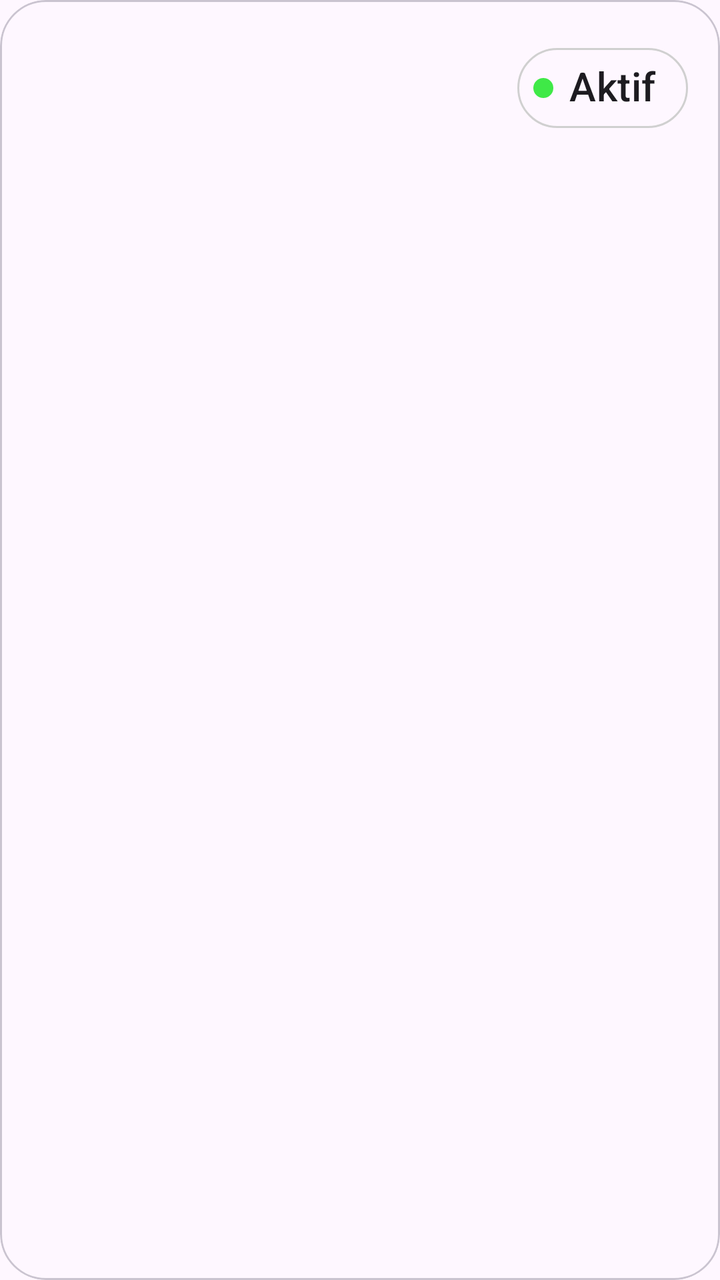
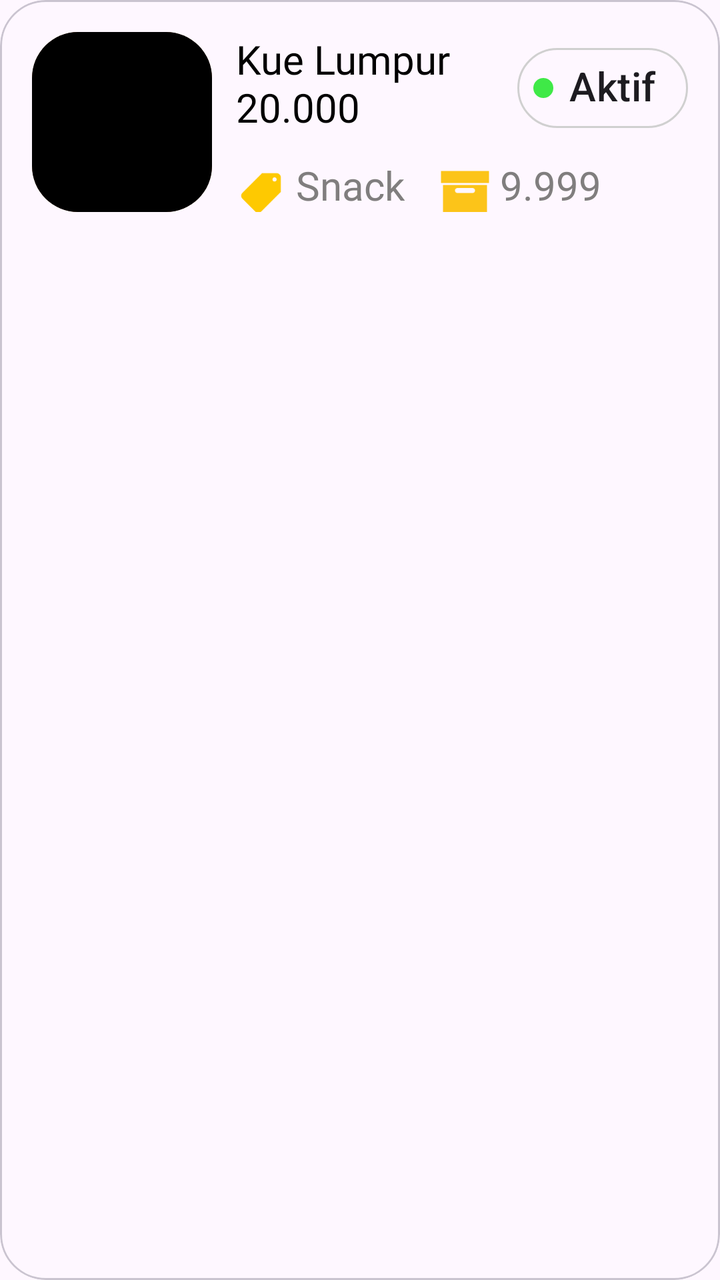

An Android layout rendered at two revisions. The XML below is the earlier revision; the diff shows what the commit changed to produce the second picture.
<!-- AndroidManifest.xml: application theme Theme.ProjekPenjualanHilmi -->
<!-- res/layout/layout_item_produk.xml -->
<?xml version="1.0" encoding="utf-8"?>
<com.google.android.material.card.MaterialCardView xmlns:android="http://schemas.android.com/apk/res/android"
    android:layout_width="match_parent"
    android:layout_height="wrap_content"
    xmlns:app="http://schemas.android.com/apk/res-auto"
    xmlns:tools="http://schemas.android.com/tools"
    android:layout_marginStart="30dp"
    app:cardCornerRadius="23dp"
    android:layout_marginEnd="30dp"
    android:layout_marginVertical="6dp">

    <androidx.constraintlayout.widget.ConstraintLayout
        android:layout_width="match_parent"
        android:layout_height="wrap_content"
        android:padding="16dp">

        <com.google.android.material.chip.Chip
            android:id="@+id/chipAktif"
            android:layout_width="wrap_content"
            android:layout_height="56dp"
            android:text="Aktif"
            app:layout_constraintTop_toTopOf="parent"
            app:layout_constraintBottom_toBottomOf="parent"
            app:layout_constraintEnd_toEndOf="parent"
            android:textSize="20sp"
            app:chipIcon="@drawable/lingkaran_online"
            app:chipIconSize="10dp"
            app:chipStrokeWidth="1dp"
            app:chipStrokeColor="#D0D0D0"
            app:chipCornerRadius="23dp"/>

    </androidx.constraintlayout.widget.ConstraintLayout>

</com.google.android.material.card.MaterialCardView>
<!-- resources referenced by this layout -->
<resources>
  <!-- drawable lingkaran_online (drawable) -->
  <?xml version="1.0" encoding="utf-8"?>
  <shape xmlns:android="http://schemas.android.com/apk/res/android"
      android:shape="oval">
  
      <solid android:color="#3FE947" /> <size
      android:width="100dp"
      android:height="100dp" />
  </shape>
  <style name="Theme.ProjekPenjualanHilmi" parent="Base.Theme.ProjekPenjualanHilmi" />
  <style name="Base.Theme.ProjekPenjualanHilmi" parent="Theme.Material3.Light.NoActionBar">
          
          
      </style>
</resources>

<!-- the commit's change to res/layout/layout_item_produk.xml (unified diff, before → after) -->
@@ -14,13 +14,101 @@
         android:layout_height="wrap_content"
         android:padding="16dp">
 
+        <com.google.android.material.card.MaterialCardView
+            android:layout_width="90dp"
+            app:layout_constraintStart_toStartOf="parent"
+            android:id="@+id/logoitemproduk"
+            android:layout_height="90dp"
+            app:cardCornerRadius="23dp"
+            app:layout_constraintTop_toTopOf="parent"
+            app:layout_constraintBottom_toBottomOf="parent"
+            app:strokeWidth="0dp"
+            android:backgroundTint="#b36f32">
+
+            <ImageView
+                android:layout_width="match_parent"
+                android:layout_height="match_parent"
+                android:layout_gravity="center"
+                android:background="@color/black"/>
+
+        </com.google.android.material.card.MaterialCardView>
+
+        <TextView
+            android:layout_width="140dp"
+            android:layout_height="wrap_content"
+            android:text="Kue Lumpur"
+            android:id="@+id/tvItemProduk"
+            android:textSize="20sp"
+            android:fontFamily="@font/alata"
+            android:textColor="@color/black"
+            app:layout_constraintStart_toEndOf="@id/logoitemproduk"
+            app:layout_constraintTop_toTopOf="parent"
+            android:layout_marginStart="12dp"/>
+
+        <TextView
+            android:layout_width="140dp"
+            android:layout_height="wrap_content"
+            android:text="20.000"
+            android:id="@+id/tvHargaProduk"
+            android:textSize="20sp"
+            android:fontFamily="@font/alata"
+            android:textColor="@color/black"
+            app:layout_constraintStart_toEndOf="@id/logoitemproduk"
+            app:layout_constraintTop_toTopOf="parent"
+            android:layout_marginTop="24dp"
+            android:layout_marginStart="12dp"/>
+
+
+        <ImageView
+            android:layout_width="25dp"
+            android:layout_height="25dp"
+            android:id="@+id/logoKategoriProduk"
+            android:background="@drawable/img_9"
+            app:layout_constraintStart_toEndOf="@id/logoitemproduk"
+            app:layout_constraintTop_toTopOf="@id/tvKategoriProduk"
+            android:layout_marginStart="12dp"
+            android:layout_marginTop="5dp"/>
+
+        <TextView
+            android:layout_width="60dp"
+            android:layout_height="wrap_content"
+            android:text="Snack"
+            android:id="@+id/tvKategoriProduk"
+            android:textSize="20sp"
+            android:layout_marginStart="5dp"
+            android:fontFamily="@font/alata"
+            android:textColor="#807E7E"
+            app:layout_constraintStart_toEndOf="@id/logoKategoriProduk"
+            app:layout_constraintBottom_toBottomOf="parent"/>
+
+        <ImageView
+            android:layout_width="25dp"
+            android:layout_height="25dp"
+            android:id="@+id/logoStokProduk"
+            android:background="@drawable/img_10"
+            app:layout_constraintStart_toEndOf="@id/tvKategoriProduk"
+            app:layout_constraintTop_toTopOf="@id/tvKategoriProduk"
+            android:layout_marginStart="12dp"
+            android:layout_marginTop="5dp"/>
+
+        <TextView
+            android:layout_width="100dp"
+            android:layout_height="wrap_content"
+            android:text="9.999"
+            android:id="@+id/tvStokProduk"
+            android:textSize="20sp"
+            android:layout_marginStart="5dp"
+            android:fontFamily="@font/alata"
+            android:textColor="#807E7E"
+            app:layout_constraintStart_toEndOf="@id/logoStokProduk"
+            app:layout_constraintBottom_toBottomOf="parent"/>
+
         <com.google.android.material.chip.Chip
             android:id="@+id/chipAktif"
             android:layout_width="wrap_content"
             android:layout_height="56dp"
             android:text="Aktif"
             app:layout_constraintTop_toTopOf="parent"
-            app:layout_constraintBottom_toBottomOf="parent"
             app:layout_constraintEnd_toEndOf="parent"
             android:textSize="20sp"
             app:chipIcon="@drawable/lingkaran_online"
<!-- resource entries referenced after the edit -->
@@ -1,5 +1,8 @@
 <!-- resources referenced by this layout -->
 <resources>
+  <color name="black">#FF000000</color>
+  <!-- drawable img_10: png bitmap (drawable, 720 bytes) -->
+  <!-- drawable img_9: png bitmap (drawable, 947 bytes) -->
   <!-- drawable lingkaran_online (drawable) -->
   <?xml version="1.0" encoding="utf-8"?>
   <shape xmlns:android="http://schemas.android.com/apk/res/android"
